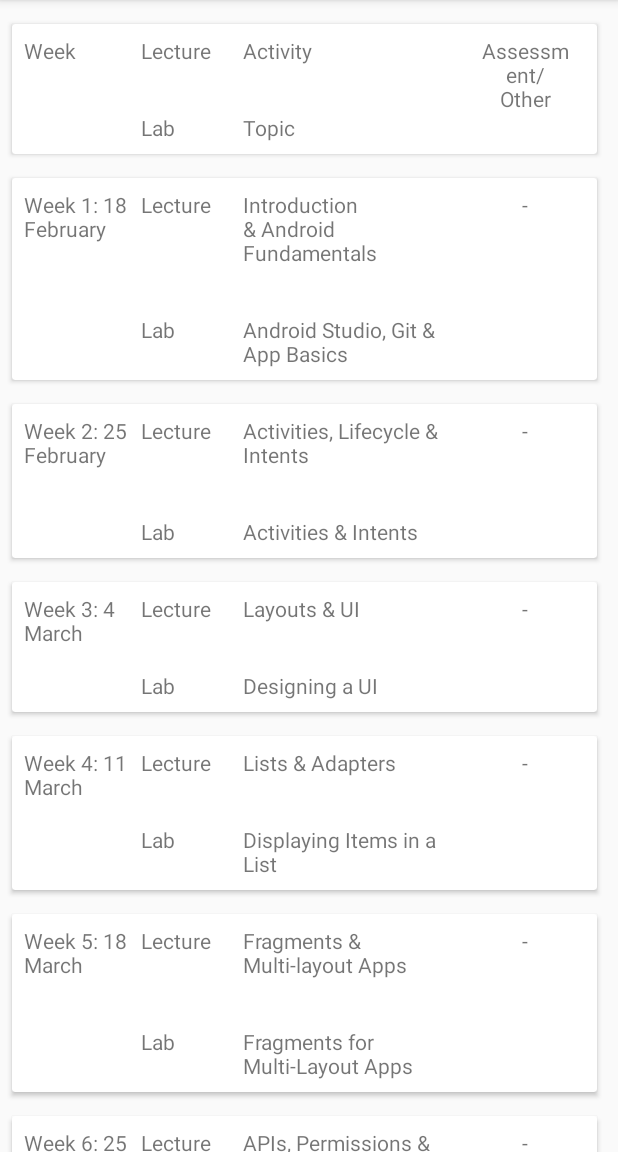
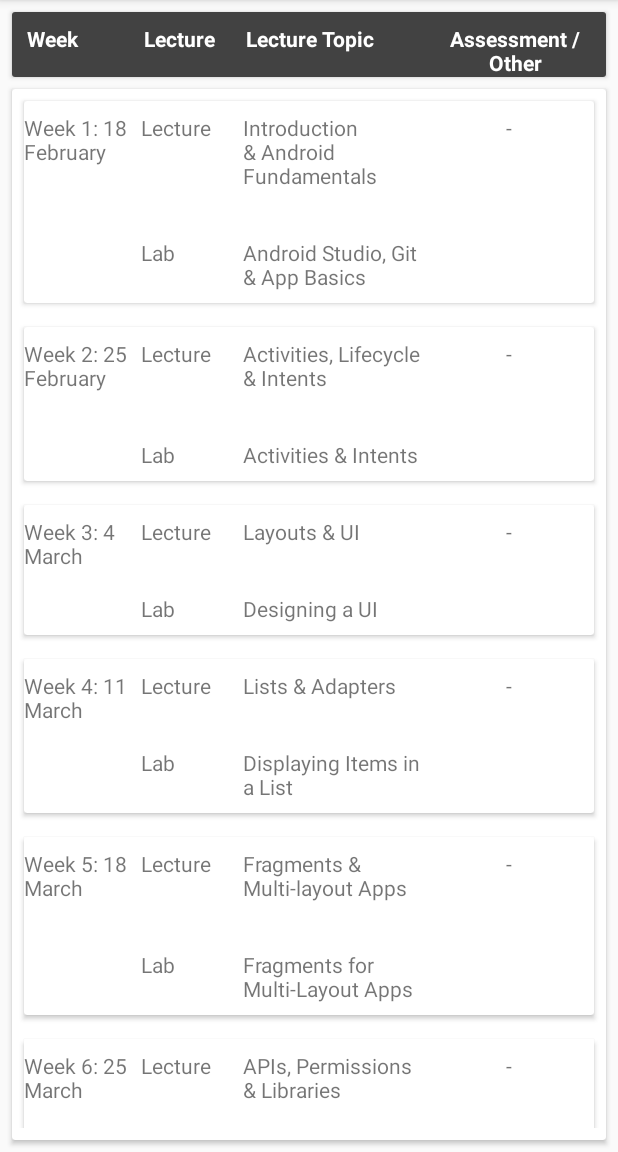
Before and after one commit to kevinngx/AndroidStudioProjects, an Android app: the screen it shows after launch (MainActivity), on a phone screen of 412 x 824 dp, the part 84-1236 px from its top. Run offline under Robolectric (Android 15) with nearby library versions, the phone set to English and light mode, and no system bars.

Commit message:
Working App v1.0

```diff
--- a/CourseScheduleApp/app/src/main/java/com/example/coursescheduleapp/MainActivity.java
+++ b/CourseScheduleApp/app/src/main/java/com/example/coursescheduleapp/MainActivity.java
@@ -33,7 +33,6 @@ public class MainActivity extends AppCompatActivity {
 
     private ArrayList<CourseSchedule> getCourseSchedule() {
         ArrayList<CourseSchedule> courseSchedule = new ArrayList<CourseSchedule>();
-        courseSchedule.add(new CourseSchedule("Week", "Activity", "Topic", "Assessment/Other"));
         courseSchedule.add(new CourseSchedule("Week 1: 18 February", "Introduction & Android Fundamentals", "Android Studio, Git & App Basics", "-"));
         courseSchedule.add(new CourseSchedule("Week 2: 25 February", "Activities, Lifecycle & Intents", "Activities & Intents", "-"));
         courseSchedule.add(new CourseSchedule("Week 3: 4 March", "Layouts & UI", "Designing a UI", "-"));
--- a/CourseScheduleApp/app/src/main/res/layout/activity_main.xml
+++ b/CourseScheduleApp/app/src/main/res/layout/activity_main.xml
@@ -1,4 +1,6 @@
 <?xml version="1.0" encoding="utf-8"?>
+
+
 <android.support.constraint.ConstraintLayout xmlns:android="http://schemas.android.com/apk/res/android"
     xmlns:app="http://schemas.android.com/apk/res-auto"
     xmlns:tools="http://schemas.android.com/tools"
@@ -6,15 +8,107 @@
     android:layout_height="match_parent"
     tools:context=".MainActivity">
 
-    <android.support.v7.widget.RecyclerView
-        android:id="@+id/recycler_view"
+    <android.support.v7.widget.CardView xmlns:android="http://schemas.android.com/apk/res/android"
+
+        xmlns:app="http://schemas.android.com/apk/res-auto"
+        android:id="@+id/HeaderCard"
+        android:layout_width="0dp"
+        android:layout_height="wrap_content"
+        android:layout_margin="8dp"
+        android:clickable="true"
+        app:layout_constraintEnd_toEndOf="parent"
+        app:layout_constraintStart_toStartOf="parent"
+        app:layout_constraintTop_toTopOf="parent">
+
+        <android.support.constraint.ConstraintLayout xmlns:android="http://schemas.android.com/apk/res/android"
+            xmlns:app="http://schemas.android.com/apk/res-auto"
+            xmlns:tools="http://schemas.android.com/tools"
+            android:layout_width="match_parent"
+            android:layout_height="wrap_content"
+            android:background="@color/cardview_dark_background">
+
+            <TextView
+                android:id="@+id/scheduleWeek"
+                android:layout_width="70sp"
+                android:layout_height="wrap_content"
+                android:layout_marginStart="10dp"
+                android:layout_marginTop="8dp"
+                android:text="Week"
+                android:textColor="@color/cardview_light_background"
+                android:textStyle="bold"
+                app:layout_constraintStart_toStartOf="parent"
+                app:layout_constraintTop_toTopOf="parent" />
+
+            <TextView
+                android:id="@+id/scheduleAssessment"
+                android:layout_width="100sp"
+                android:layout_height="wrap_content"
+                android:layout_marginStart="8dp"
+                android:layout_marginTop="8dp"
+                android:layout_marginEnd="10dp"
+                android:text="Assessment /Other"
+                android:textAlignment="center"
+                android:textAllCaps="false"
+                android:textColor="@color/cardview_light_background"
+                android:textStyle="bold"
+                app:layout_constraintEnd_toEndOf="parent"
+                app:layout_constraintStart_toEndOf="@+id/scheduleLectureTopic"
+                app:layout_constraintTop_toTopOf="parent" />
+
+            <TextView
+                android:id="@+id/scheduleLecture"
+                android:layout_width="60sp"
+                android:layout_height="wrap_content"
+                android:layout_marginStart="8dp"
+                android:backgroundTint="@color/colorPrimaryDark"
+                android:text="Lecture"
+                android:textColor="@color/cardview_light_background"
+                android:textStyle="bold"
+                app:layout_constraintBaseline_toBaselineOf="@+id/scheduleWeek"
+                app:layout_constraintStart_toEndOf="@+id/scheduleWeek" />
+
+            <TextView
+                android:id="@+id/scheduleLectureTopic"
+                android:layout_width="120sp"
+                android:layout_height="wrap_content"
+                android:layout_marginStart="8dp"
+                android:text="Lecture Topic"
+                android:textColor="@color/cardview_light_background"
+                android:textStyle="bold"
+                app:layout_constraintBaseline_toBaselineOf="@+id/scheduleLecture"
+                app:layout_constraintStart_toEndOf="@+id/scheduleLecture" />
+
+        </android.support.constraint.ConstraintLayout>
+
+
+    </android.support.v7.widget.CardView>
+
+    <android.support.v7.widget.CardView xmlns:android="http://schemas.android.com/apk/res/android"
+
+        xmlns:app="http://schemas.android.com/apk/res-auto"
+        android:id="@+id/RecyclerViewCard"
         android:layout_width="0dp"
         android:layout_height="0dp"
-        android:layout_marginTop="8dp"
-        android:scrollbars="vertical"
+        android:layout_margin="8dp"
+        android:layout_marginBottom="723dp"
+        android:clickable="true"
         app:layout_constraintBottom_toBottomOf="parent"
         app:layout_constraintEnd_toEndOf="parent"
         app:layout_constraintStart_toStartOf="parent"
-        app:layout_constraintTop_toTopOf="parent"></android.support.v7.widget.RecyclerView>
+        app:layout_constraintTop_toBottomOf="@+id/HeaderCard">
+
+
+        <android.support.v7.widget.RecyclerView
+            android:id="@+id/recycler_view"
+            android:layout_width="match_parent"
+            android:layout_height="match_parent"
+            android:layout_marginBottom="8dp"
+            android:scrollbars="vertical"
+            app:layout_constraintBottom_toBottomOf="parent"
+            app:layout_constraintEnd_toEndOf="parent"
+            app:layout_constraintStart_toStartOf="parent"></android.support.v7.widget.RecyclerView>
+
+    </android.support.v7.widget.CardView>
+
 
 </android.support.constraint.ConstraintLayout>
--- a/CourseScheduleApp/app/src/main/res/layout/layout_list_item.xml
+++ b/CourseScheduleApp/app/src/main/res/layout/layout_list_item.xml
@@ -18,7 +18,6 @@
             android:id="@+id/scheduleWeek"
             android:layout_width="70sp"
             android:layout_height="0dp"
-            android:layout_marginStart="8dp"
             android:layout_marginTop="8dp"
             android:text="Week"
             app:layout_constraintBottom_toBottomOf="@+id/scheduleLabTopic"
@@ -27,7 +26,7 @@
 
         <TextView
             android:id="@+id/scheduleAssessment"
-            android:layout_width="80sp"
+            android:layout_width="100sp"
             android:layout_height="0dp"
             android:layout_marginStart="8dp"
             android:layout_marginEnd="8dp"
@@ -59,7 +58,7 @@
 
         <TextView
             android:id="@+id/scheduleLectureTopic"
-            android:layout_width="140sp"
+            android:layout_width="120sp"
             android:layout_height="wrap_content"
             android:layout_marginStart="8dp"
             android:text="Lecture Topic"
@@ -68,7 +67,7 @@
 
         <TextView
             android:id="@+id/scheduleLabTopic"
-            android:layout_width="140sp"
+            android:layout_width="120sp"
             android:layout_height="wrap_content"
             android:layout_marginTop="32dp"
             android:layout_marginBottom="8dp"
```
